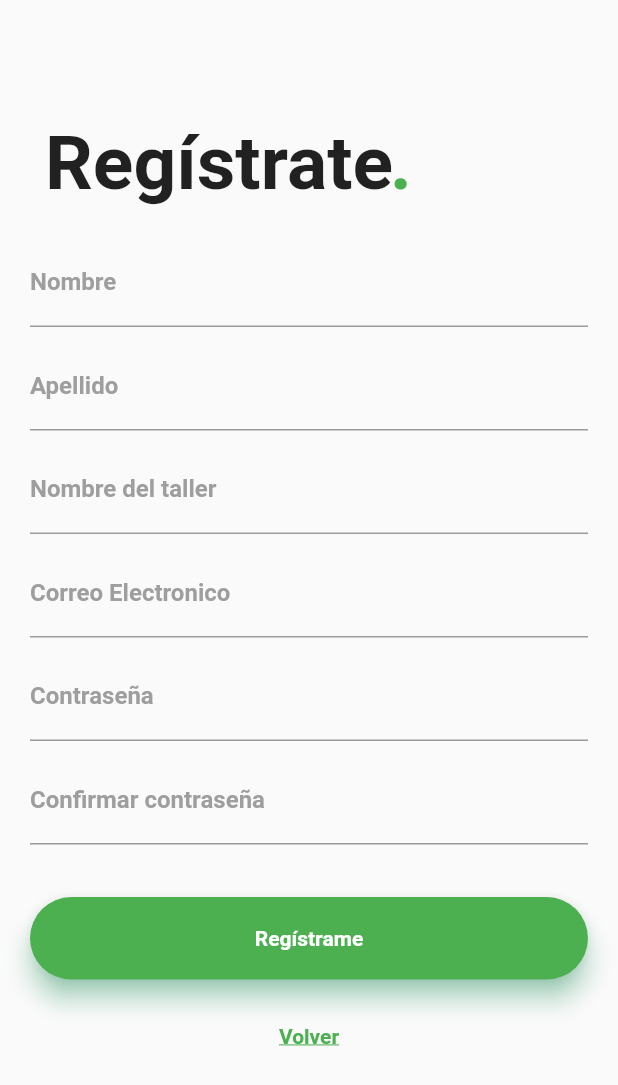
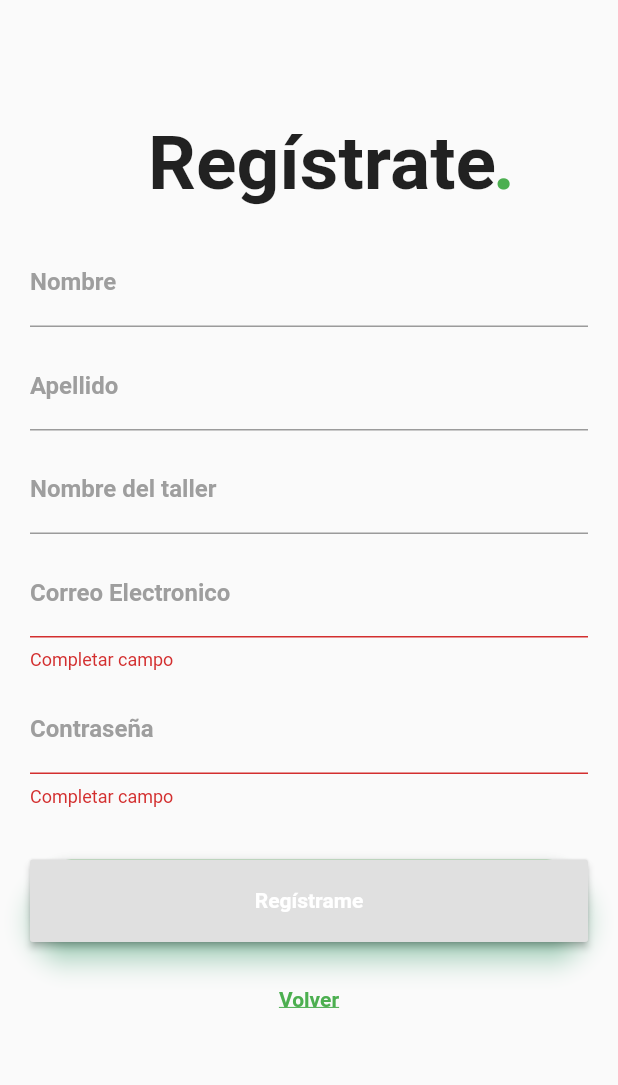
Before and after one commit to RainTrap/Mi-Taller, a Flutter app: the SignUpPage screen opened by its route, after a tap on "Regístrame", on a phone screen of 412 x 824 dp. Shown: the top 1085 px of the screen. Run offline on Flutter 3.47's test engine with Material 2 defaults, Android fonts, the phone set to English and light mode, and no system bars; our stand-ins replace firebase_auth; accounts and stored records are empty; Roboto replaces fonts that are missing (Montserrat).

Commit message:
Agregando la autentificacion de inicio de sesion y registro de usuarios con FireBase al proyecto de flutter.

```diff
--- a/lib/widget/registro.dart
+++ b/lib/widget/registro.dart
@@ -1,4 +1,5 @@
 import 'package:flutter/material.dart';
+import 'auth.dart';
 import 'inicio_sesion.dart';
 
 class MyApp extends StatelessWidget {
@@ -6,25 +7,54 @@ class MyApp extends StatelessWidget {
   Widget build(BuildContext context) {
     return new MaterialApp(
       debugShowCheckedModeBanner: false,
-      routes: <String, WidgetBuilder>{
-        '/inicio_sesion' : (context) => LoginPage()
-      },
+
+      home: new SignUpPage(auth: new Auth()),
     );
   }
 }
 
 class SignUpPage extends StatefulWidget {
+  SignUpPage({this.auth});
+  final BaseAuth auth;
+
   @override
   State createState() => new SignUpPageState();
 }
 
 class SignUpPageState extends State<SignUpPage> {
+
+  final formKey = new GlobalKey<FormState>();
+
+  String _correo;
+  String _contrasenia;
+
+  bool validateAndSave(){
+    final form = formKey.currentState;
+    if (form.validate()) {
+      form.save();
+      return true;
+    }
+    return false;
+  }
+
+  void validateAndSubmit() async {
+    if (validateAndSave()) {
+      try {
+        String userId = await widget.auth.createUserWithEmailAndPassword(_correo, _contrasenia);
+        print('Se registró: $userId');
+      }
+      catch (e) {
+        print ('Error: $e');
+      }
+    }
+  }
+
   @override
   Widget build(BuildContext context) {
     return new Scaffold(
       resizeToAvoidBottomPadding: false,
-      body: Column(
-        crossAxisAlignment: CrossAxisAlignment.start,
+      body: SingleChildScrollView(
+        child: Column(
           children: <Widget>[
             Container(
               child: Stack(
@@ -56,9 +86,11 @@ class SignUpPageState extends State<SignUpPage> {
             //Container para los input
             Container(
               padding: EdgeInsets.only(top: 20.0, left: 20.0, right: 20.0),
+              child: Form(
+                key: formKey,
                 child: Column(
                   children: <Widget>[
-                TextField(
+                    TextFormField(
                       decoration: InputDecoration(
                           labelText: 'Nombre',
                           labelStyle: TextStyle(
@@ -72,7 +104,7 @@ class SignUpPageState extends State<SignUpPage> {
                       ),
                     ),
                     SizedBox(height: 10.0,),
-                TextField(
+                    TextFormField(
                       decoration: InputDecoration(
                           labelText: 'Apellido',
                           labelStyle: TextStyle(
@@ -86,7 +118,7 @@ class SignUpPageState extends State<SignUpPage> {
                       ),
                     ),
                     SizedBox(height: 10.0,),
-                TextField(
+                    TextFormField(
                       decoration: InputDecoration(
                           labelText: 'Nombre del taller',
                           labelStyle: TextStyle(
@@ -100,7 +132,7 @@ class SignUpPageState extends State<SignUpPage> {
                       ),
                     ),
                     SizedBox(height: 10.0,),
-                TextField(
+                    TextFormField(
                       decoration: InputDecoration(
                         labelText: 'Correo Electronico',
                         labelStyle: TextStyle(
@@ -113,9 +145,11 @@ class SignUpPageState extends State<SignUpPage> {
                         ),
                       ),
                       keyboardType: TextInputType.emailAddress,
+                      validator: (value) => value.isEmpty ? 'Completar campo' : null,
+                      onSaved: (value) => _correo = value,
                     ),
                     SizedBox(height: 10.0),
-                TextField(
+                    TextFormField(
                       decoration: InputDecoration(
                         labelText: 'Contraseña',
                         labelStyle: TextStyle(
@@ -129,22 +163,8 @@ class SignUpPageState extends State<SignUpPage> {
                       ),
                       keyboardType: TextInputType.text,
                       obscureText: true,
-                ),
-                SizedBox(height: 10.0,),
-                TextField(
-                  decoration: InputDecoration(
-                    labelText: 'Confirmar contraseña',
-                    labelStyle: TextStyle(
-                      fontFamily: 'Montserrat',
-                      fontWeight: FontWeight.bold,
-                      color: Colors.grey,
-                    ),
-                    focusedBorder: UnderlineInputBorder(
-                      borderSide: BorderSide(color: Colors.green),
-                    ),
-                  ),
-                  keyboardType: TextInputType.text,
-                  obscureText: true,
+                      validator: (value) => value.isEmpty ? 'Completar campo' : null,
+                      onSaved: (value) => _contrasenia = value,
                     ),
                     SizedBox(height: 35.0),
                     Container(
@@ -154,8 +174,8 @@ class SignUpPageState extends State<SignUpPage> {
                         shadowColor: Colors.greenAccent,
                         color: Colors.green,
                         elevation: 7.0,
-                    child: GestureDetector(
-                      onTap: () {},
+                        child: RaisedButton(
+                          onPressed: validateAndSubmit,
                           child: Center(
                             child: Text(
                               'Regístrame',
@@ -186,14 +206,17 @@ class SignUpPageState extends State<SignUpPage> {
                               decoration: TextDecoration.underline,
                             ),
                           ),
-                    )
+                        ),
                       ],
+                    ),
+                    SizedBox(height: 30.0)
+                  ],
+                ),
+              ),
             ),
           ],
         ),
       ),
-        ],
-      ),
     );
   }
 }
--- a/pubspec.yaml
+++ b/pubspec.yaml
@@ -19,6 +19,8 @@ environment:
 dependencies:
   flutter:
     sdk: flutter
+
+  firebase_auth: ^0.14.0+5
 
   # The following adds the Cupertino Icons font to your application.
   # Use with the CupertinoIcons class for iOS style icons.
```
Also changed, not shown: lib/widget/auth.dart (added, +19 -0 lines), lib/widget/inicio_sesion.dart (+50 -12 lines), pubspec.lock. Lines whose indentation alone changed are shown as unchanged.
